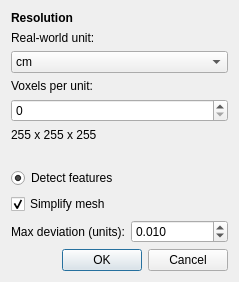
First picture: the form in app/dialog/resolution_dialog.ui, repository nsfm/stibium, before the edit.
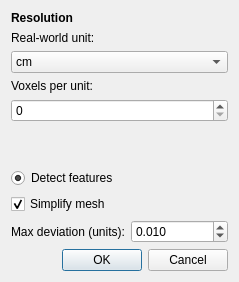
Second picture: the form after the edit.

Patch:
```diff
--- a/app/dialog/resolution_dialog.ui
+++ b/app/dialog/resolution_dialog.ui
@@ -70,7 +70,7 @@
    <item>
     <widget class="QLabel" name="export_size">
      <property name="text">
-      <string>255 x 255 x 255</string>
+      <string/>
      </property>
     </widget>
    </item>
```
